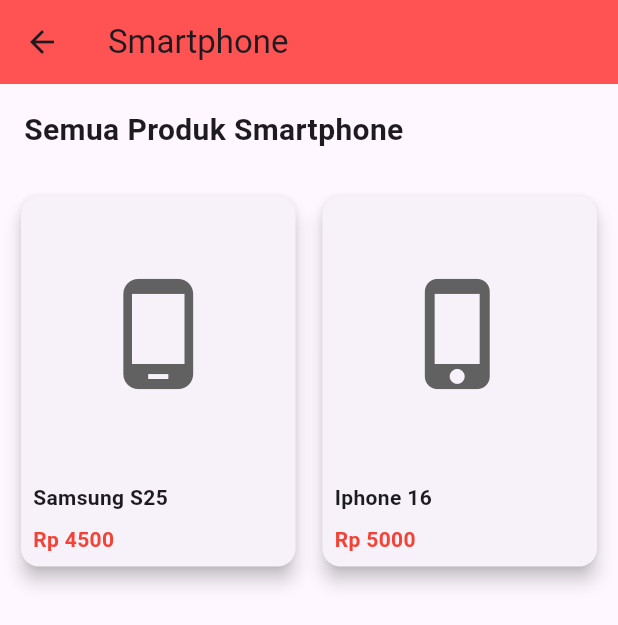
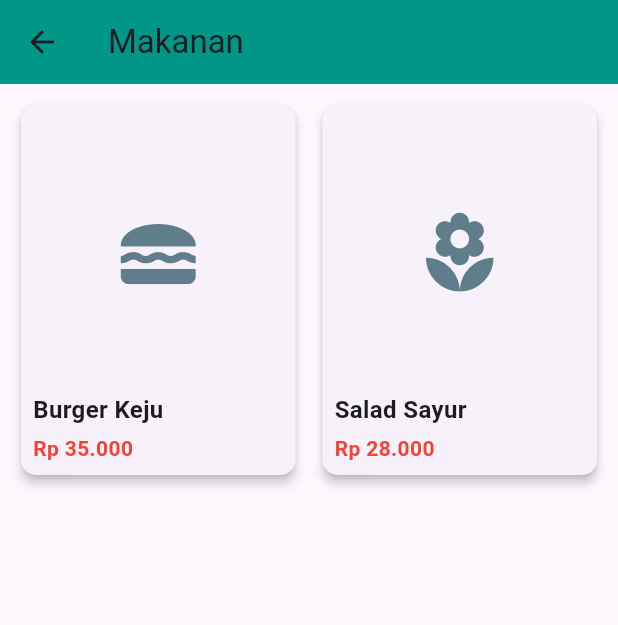
Before and after one commit to hamastiar/myshop_156, a Flutter app: the ProductListScreen screen opened directly with sample values from the repository, on a phone screen of 412 x 824 dp. Shown: the top 625 px of the screen. Run offline on Flutter 3.47's test engine with Material 3 defaults, Android fonts, the phone set to English and light mode, and no system bars.

Commit message:
first commit

```diff
--- a/lib/data/dummy_data.dart
+++ /dev/null
@@ -1,20 +0,0 @@
-import 'package:flutter/material.dart';
-import '../models/category.dart';
-import '../models/product.dart';
-
-// --- Kategori Dummy ---
-const DUMMY_CATEGORIES = [
-  Category(id: 'c1', name: 'Smartphone', icon: Icons.phone_android),
-  Category(id: 'c2', name: 'Laptop', icon: Icons.laptop_chromebook),
-  Category(id: 'c3', name: 'Smartwatch', icon: Icons.watch),
-];
-
-// --- Produk Dummy ---
-final DUMMY_PRODUCTS = [
-
-  Product(id: 'p1', name: 'Samsung S25', icon: Icons.phone_android, price: 4500.0, category: DUMMY_CATEGORIES[0]),
-  Product(id: 'p2', name: 'Iphone 16', icon: Icons.phone_iphone_outlined, price: 5000.0, category: DUMMY_CATEGORIES[0]),
-  Product(id: 'p3', name: 'Garmin', icon: Icons.watch, price: 1000.0, category: DUMMY_CATEGORIES[2]),
-  Product(id: 'p4', name: 'Asus Vivobook', icon: Icons.headphones, price: 5000.0, category: DUMMY_CATEGORIES[1]),
-  Product(id: 'p5', name: 'Apple Watch', icon: Icons.watch, price: 2000.0, category: DUMMY_CATEGORIES[2]),
-];
--- a/lib/main.dart
+++ b/lib/main.dart
@@ -1,4 +1,3 @@
-// lib/main.dart
 import 'package:flutter/material.dart';
 import 'screens/home_screen.dart';
 
@@ -14,10 +13,9 @@ class MyShopMiniApp extends StatelessWidget {
     return MaterialApp(
       title: 'MyShop Mini',
       theme: ThemeData(
-        primarySwatch: Colors.red, // Mengubah warna utama
-        brightness: Brightness.light, // Menetapkan tema terang
+        primarySwatch: Colors.teal,
+        visualDensity: VisualDensity.adaptivePlatformDensity,
       ),
-      // APP START: show HomeScreen
       home: const HomeScreen(),
     );
   }
--- a/lib/models/category.dart
+++ /dev/null
@@ -1,13 +0,0 @@
-import 'package:flutter/material.dart';
-
-class Category {
-  final String id;
-  final String name;
-  final IconData icon; // Menggunakan IconData untuk ikon Flutter
-
-  const Category({
-    required this.id,
-    required this.name,
-    required this.icon,
-  });
-}
--- /dev/null
+++ b/lib/models/product_model.dart
@@ -0,0 +1,47 @@
+import 'package:flutter/material.dart';
+
+class Product {
+  final String id;
+  final String name;
+  final double price;
+  final IconData icon; // Menggunakan IconData sebagai pengganti gambar sederhana
+
+  Product({required this.id, required this.name, required this.price, required this.icon});
+}
+
+class Category {
+  final String name;
+  final IconData icon;
+  final List<Product> products;
+
+  Category({required this.name, required this.icon, required this.products});
+}
+
+// Data Dummy
+final List<Category> dummyCategories = [
+  Category(
+    name: "Makanan",
+    icon: Icons.fastfood,
+    products: [
+      Product(id: 'm1', name: "Burger Keju", price: 35000.0, icon: Icons.lunch_dining),
+      Product(id: 'm2', name: "Salad Sayur", price: 28000.0, icon: Icons.local_florist),
+    ],
+  ),
+  Category(
+    name: "Minuman",
+    icon: Icons.local_drink,
+    products: [
+      Product(id: 'n1', name: "Kopi Latte", price: 25000.0, icon: Icons.coffee),
+      Product(id: 'n2', name: "Jus Jeruk", price: 18000.0, icon: Icons.water_drop),
+    ],
+  ),
+  Category(
+    name: "Elektronik",
+    icon: Icons.devices_other,
+    products: [
+      Product(id: 'e1', name: "Headphone", price: 450000.0, icon: Icons.headset),
+      Product(id: 'e2', name: "Smartwatch", price: 1200000.0, icon: Icons.watch),
+      Product(id: 'e3', name: "Mouse Gaming", price: 220000.0, icon: Icons.mouse),
+    ],
+  ),
+];
--- a/lib/screens/product_list_screen.dart
+++ b/lib/screens/product_list_screen.dart
@@ -1,99 +1,103 @@
-// lib/screens/product_list_screen.dart
 import 'package:flutter/material.dart';
-import '../models/category.dart';
-import '../data/dummy_data.dart';
-import 'product_detail_screen.dart'; // Import layar tujuan
+import '../models/product_model.dart';
+import 'product_detail_screen.dart';
 
 class ProductListScreen extends StatelessWidget {
-  final Category selectedCategory;
+  final Category category;
 
-  const ProductListScreen({
-    super.key,
-    required this.selectedCategory,
-  });
+  const ProductListScreen({super.key, required this.category});
 
   @override
   Widget build(BuildContext context) {
-    // Filter produk berdasarkan kategori
-    final categoryProducts = DUMMY_PRODUCTS
-        .where((prod) => prod.category.id == selectedCategory.id)
-        .toList();
-
     return Scaffold(
       appBar: AppBar(
-        title: Text(selectedCategory.name), // TITLE: "[Nama Kategori]"
-        backgroundColor: Colors.redAccent,
+        title: Text(category.name),
+        backgroundColor: Colors.teal,
       ),
-      body: Column( // UI: Column
+      body: Padding(
+        padding: const EdgeInsets.all(10.0),
+        child: Column(
           crossAxisAlignment: CrossAxisAlignment.start,
-        children: [
-          Padding(
-            padding: const EdgeInsets.all(16.0),
-            child: Text(
-              'Semua Produk ${selectedCategory.name}', // Text (title)
-              style: const TextStyle(fontSize: 20, fontWeight: FontWeight.bold),
-            ),
-          ),
+          children: <Widget>[
             Expanded(
-            child: GridView.builder( // Grid (2 kolom)
-              padding: const EdgeInsets.all(10),
-              itemCount: categoryProducts.length,
-              // Delegate untuk mengatur layout grid (2 kolom)
+              child: GridView.builder(
+                itemCount: category.products.length,
                 gridDelegate: const SliverGridDelegateWithFixedCrossAxisCount(
-                crossAxisCount: 2, // 2 kolom
+                  crossAxisCount: 2,
+                  childAspectRatio: 0.75,
                   crossAxisSpacing: 10,
                   mainAxisSpacing: 10,
-                childAspectRatio: 0.75, // Mengatur rasio agar card tidak terlalu lebar
                 ),
                 itemBuilder: (context, index) {
-                final product = categoryProducts[index];
-                return InkWell(
-                  onTap: () {
-                    // onTap Card (product): NAVIGATE TO ProductDetailScreen
-                    Navigator.push(
-                      context,
-                      MaterialPageRoute(
-                        builder: (context) => ProductDetailScreen(
-                          product: product,
-                        ),
-                      ),
-                    );
+                  return ProductCard(product: category.products[index]);
                 },
-                  child: Card( // Card (icon + label + price)
-                    elevation: 5,
-                    child: Column(
-                      crossAxisAlignment: CrossAxisAlignment.start,
-                      children: [
-                        Expanded(
-                          child: Center(
-                            child: Icon(product.icon, size: 80, color: Colors.grey[700]), // Ikon produk
-                          ),
-                        ),
-                        Padding(
-                          padding: const EdgeInsets.all(8.0),
-                          child: Text(
-                            product.name,
-                            style: const TextStyle(fontWeight: FontWeight.bold),
-                            maxLines: 1,
-                            overflow: TextOverflow.ellipsis,
-                          ),
-                        ),
-                        Padding(
-                          padding: const EdgeInsets.only(left: 8.0, bottom: 8.0),
-                          child: Text(
-                            'Rp ${product.price.toStringAsFixed(0)}', // Harga
-                            style: const TextStyle(color: Colors.red, fontWeight: FontWeight.bold),
               ),
             ),
           ],
         ),
       ),
     );
+  }
+}
+
+class ProductCard extends StatelessWidget {
+  final Product product;
+
+  const ProductCard({super.key, required this.product});
+
+  String _formatPrice(double price) {
+    return 'Rp ${price.toStringAsFixed(0).replaceAllMapped(RegExp(r'(\d{1,3})(?=(\d{3})+(?!\d))'), (Match m) => '${m[1]}.')}';
+  }
+
+  @override
+  Widget build(BuildContext context) {
+    return Card(
+      elevation: 3,
+      shape: RoundedRectangleBorder(borderRadius: BorderRadius.circular(10)),
+      child: InkWell(
+        borderRadius: BorderRadius.circular(10),
+        onTap: () {
+          Navigator.push(
+            context,
+            MaterialPageRoute(
+              builder: (context) => ProductDetailScreen(product: product),
+            ),
+          );
         },
+        child: Column(
+          crossAxisAlignment: CrossAxisAlignment.stretch,
+          children: <Widget>[
+            Expanded(
+              child: Padding(
+                padding: const EdgeInsets.only(top: 15.0),
+                child: Hero( // Transisi ikon mulus
+                  tag: 'productIcon-${product.id}',
+                  child: Icon(product.icon, size: 60, color: Colors.blueGrey),
+                ),
+              ),
+            ),
+            Padding(
+              padding: const EdgeInsets.all(8.0),
+              child: Column(
+                crossAxisAlignment: CrossAxisAlignment.start,
+                children: [
+                  Text(
+                    product.name,
+                    maxLines: 2,
+                    overflow: TextOverflow.ellipsis,
+                    style: const TextStyle(fontWeight: FontWeight.bold, fontSize: 16),
+                  ),
+                  const SizedBox(height: 4),
+                  Text(
+                    _formatPrice(product.price),
+                    style: const TextStyle(color: Colors.red, fontWeight: FontWeight.w700),
+                  ),
+                ],
               ),
             ),
           ],
         ),
+      ),
     );
   }
 }
```
Also changed, not shown: lib/models/product.dart (deleted, +0 -19 lines), lib/screens/home_screen.dart (+53 -40 lines), lib/screens/product_detail_screen.dart (+55 -23 lines). Lines whose indentation alone changed are shown as unchanged.
